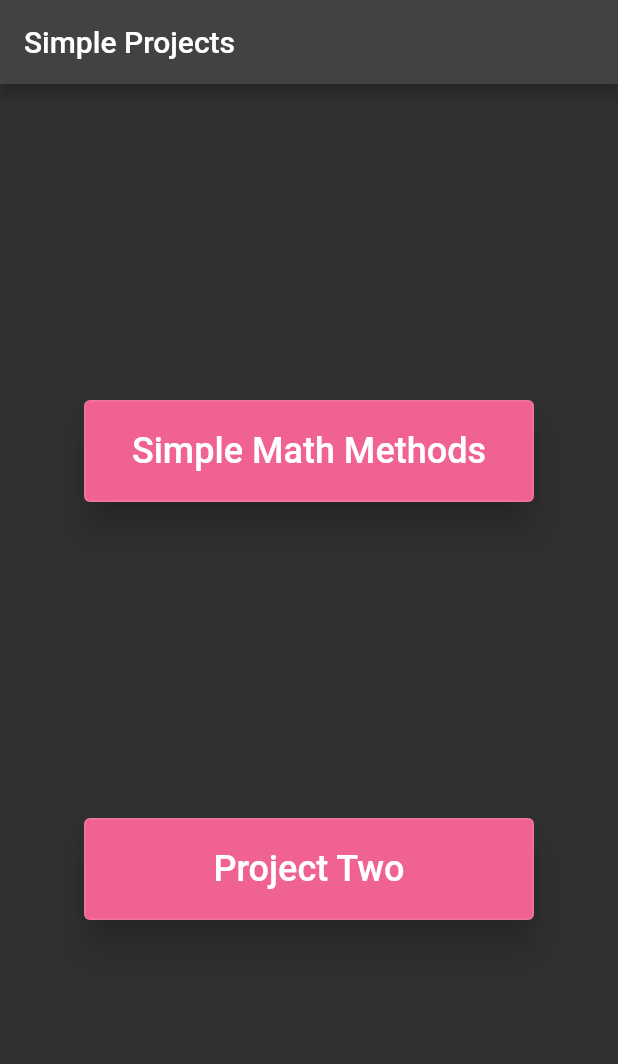
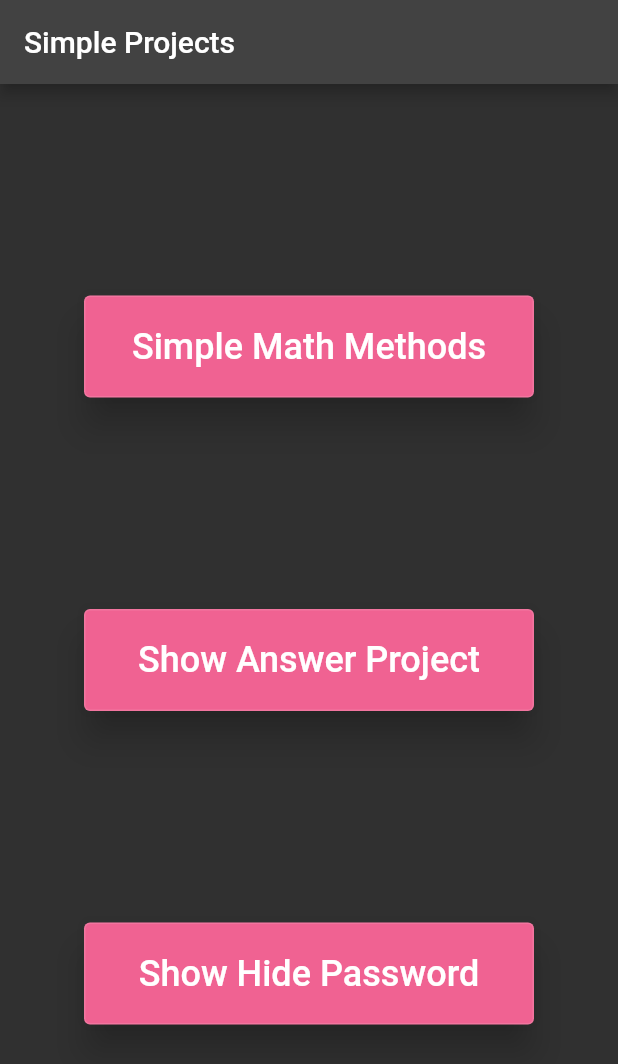
Before and after one commit to irisktaker/pio_first_project, a Flutter app: the screen it shows after launch, on a phone screen of 412 x 824 dp. Shown: the top 1064 px of the screen. Run offline on Flutter 3.47's test engine with Material 2 defaults, Android fonts, the phone set to English and light mode, and no system bars.

Commit message:
add show_hide_password

```diff
--- a/lib/home_page.dart
+++ b/lib/home_page.dart
@@ -1,7 +1,8 @@
-import 'package:first_project/simple_math_methods/simple_math_methods.dart';
+import 'package:first_project/sample_and_examples/show_hide_password/show_hide_password.dart';
 import 'package:flutter/material.dart';
 
-import 'project2/show_answer.dart';
+import 'sample_and_examples/show_answer/show_answer.dart';
+import 'sample_and_examples/simple_math_methods/simple_math_methods.dart';
 
 class HomePage extends StatelessWidget {
   const HomePage({Key? key}) : super(key: key);
@@ -49,11 +50,20 @@ class HomePage extends StatelessWidget {
               ),
             ),
             buildOutlinedButton(
-              text: 'Project Two',
+              text: 'Show Answer Project',
               function: () => Navigator.push(
                 context,
                 MaterialPageRoute(
                   builder: (context) => const ShowAnswer(),
+                ),
+              ),
+            ),
+            buildOutlinedButton(
+              text: 'Show Hide Password',
+              function: () => Navigator.push(
+                context,
+                MaterialPageRoute(
+                  builder: (context) => const ShowHidePassword(),
                 ),
               ),
             ),
```
Also changed, not shown: lib/sample_and_examples/show_hide_password/show_hide_password.dart (added, +39 -0 lines), lib/sample_and_examples/show_answer/show_answer.dart (renamed from lib/project2/show_answer.dart), lib/sample_and_examples/simple_math_methods/simple_math_methods.dart (renamed from lib/simple_math_methods/simple_math_methods.dart).
